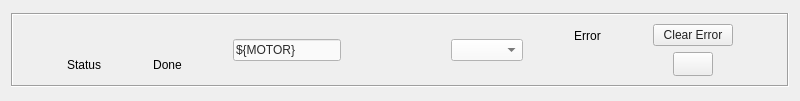
This is pcdswidgets/ui/motion/common/motor_state_mover.ui in pcdshub/pcdswidgets as Qt 5 draws it before an edit. The edited form follows.
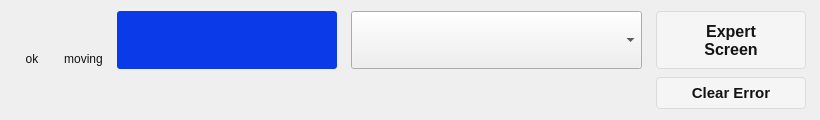
This is the edited form. Custom widgets are drawn as their Qt base class.

Commit message: ENH: redesign state mover + add expert screen (Normal/Configuration tabs)

What changed in the file:
```diff
--- a/pcdswidgets/ui/motion/common/motor_state_mover.ui
+++ b/pcdswidgets/ui/motion/common/motor_state_mover.ui
@@ -6,14 +6,26 @@
    <rect>
     <x>0</x>
     <y>0</y>
-    <width>800</width>
-    <height>101</height>
+    <width>820</width>
+    <height>120</height>
    </rect>
   </property>
   <property name="windowTitle">
    <string>Motor State Mover</string>
   </property>
   <layout class="QVBoxLayout" name="verticalLayout">
+   <property name="leftMargin">
+    <number>0</number>
+   </property>
+   <property name="topMargin">
+    <number>0</number>
+   </property>
+   <property name="rightMargin">
+    <number>0</number>
+   </property>
+   <property name="bottomMargin">
+    <number>0</number>
+   </property>
    <item>
     <widget class="QFrame" name="frame">
      <property name="sizePolicy">
@@ -23,46 +35,78 @@
       </sizepolicy>
      </property>
      <property name="frameShape">
-      <enum>QFrame::Box</enum>
+      <enum>QFrame::NoFrame</enum>
      </property>
      <property name="frameShadow">
-      <enum>QFrame::Sunken</enum>
+      <enum>QFrame::Plain</enum>
      </property>
      <property name="lineWidth">
-      <number>1</number>
-     </property>
-     <property name="midLineWidth">
       <number>0</number>
      </property>
-     <layout class="QGridLayout" name="gridLayout">
-      <item row="1" column="0">
-       <spacer name="leftSpacer">
-        <property name="orientation">
-         <enum>Qt::Horizontal</enum>
-        </property>
-        <property name="sizeHint" stdset="0">
-         <size>
-          <width>40</width>
-          <height>20</height>
-         </size>
-        </property>
-       </spacer>
-      </item>
-      <item row="1" column="1">
+     <layout class="QVBoxLayout" name="frameLayout">
+      <property name="spacing">
+       <number>8</number>
+      </property>
+      <property name="leftMargin">
+       <number>14</number>
+      </property>
+      <property name="topMargin">
+       <number>10</number>
+      </property>
+      <property name="rightMargin">
+       <number>14</number>
+      </property>
+      <property name="bottomMargin">
+       <number>10</number>
+      </property>
+      <item>
+       <layout class="QHBoxLayout" name="mainRow">
+        <property name="spacing">
+         <number>14</number>
+        </property>
+        <item alignment="Qt::AlignVCenter">
+         <widget class="QWidget" name="statusIndicatorBox" native="true">
        <layout class="QVBoxLayout" name="statusIndicatorLayout">
-        <item>
+          <property name="spacing">
+           <number>2</number>
+          </property>
+          <property name="leftMargin">
+           <number>0</number>
+          </property>
+          <property name="topMargin">
+           <number>0</number>
+          </property>
+          <property name="rightMargin">
+           <number>0</number>
+          </property>
+          <property name="bottomMargin">
+           <number>0</number>
+          </property>
+          <item alignment="Qt::AlignHCenter">
          <widget class="PyDMByteIndicator" name="statusIndicator">
+            <property name="minimumSize">
+             <size>
+              <width>36</width>
+              <height>36</height>
+             </size>
+            </property>
+            <property name="maximumSize">
+             <size>
+              <width>36</width>
+              <height>36</height>
+             </size>
+            </property>
           <property name="toolTip">
-           <string>Green when all group status PVs are OK; red if any are true.</string>
+             <string>Green when the motor status is OK; red on error.</string>
           </property>
           <property name="whatsThis">
-           <string>Combined status indicator for the motor state group.</string>
+             <string>Combined status indicator for the motor state group (STATE:ERR_RBV).</string>
           </property>
           <property name="alarmSensitiveContent">
            <bool>false</bool>
           </property>
           <property name="alarmSensitiveBorder">
-           <bool>true</bool>
+             <bool>false</bool>
           </property>
           <property name="PyDMToolTip">
            <string/>
@@ -70,6 +114,20 @@
           <property name="channel">
            <string>ca://${MOTOR}:STATE:ERR_RBV</string>
           </property>
+            <property name="onColor">
+             <color>
+              <red>255</red>
+              <green>0</green>
+              <blue>0</blue>
+             </color>
+            </property>
+            <property name="offColor">
+             <color>
+              <red>0</red>
+              <green>255</green>
+              <blue>0</blue>
+             </color>
+            </property>
           <property name="blinkOnChange">
            <bool>false</bool>
           </property>
@@ -103,8 +161,11 @@
         </item>
         <item>
          <widget class="QLabel" name="statusIndicatorLabel">
+            <property name="styleSheet">
+             <string>color: rgb(17, 17, 17); background: transparent;</string>
+            </property>
           <property name="text">
-           <string>Status</string>
+             <string>ok</string>
           </property>
           <property name="alignment">
            <set>Qt::AlignCenter</set>
@@ -112,35 +173,51 @@
          </widget>
         </item>
        </layout>
-      </item>
-      <item row="1" column="2">
-       <spacer name="spacer1">
-        <property name="orientation">
-         <enum>Qt::Horizontal</enum>
-        </property>
-        <property name="sizeHint" stdset="0">
-         <size>
-          <width>40</width>
-          <height>20</height>
-         </size>
-        </property>
-       </spacer>
-      </item>
-      <item row="1" column="3">
+         </widget>
+        </item>
+        <item alignment="Qt::AlignVCenter">
+         <widget class="QWidget" name="movingIndicatorBox" native="true">
        <layout class="QVBoxLayout" name="movingIndicatorLayout">
-        <item>
+          <property name="spacing">
+           <number>2</number>
+          </property>
+          <property name="leftMargin">
+           <number>0</number>
+          </property>
+          <property name="topMargin">
+           <number>0</number>
+          </property>
+          <property name="rightMargin">
+           <number>0</number>
+          </property>
+          <property name="bottomMargin">
+           <number>0</number>
+          </property>
+          <item alignment="Qt::AlignHCenter">
          <widget class="PyDMByteIndicator" name="movingIndicator">
+            <property name="minimumSize">
+             <size>
+              <width>36</width>
+              <height>36</height>
+             </size>
+            </property>
+            <property name="maximumSize">
+             <size>
+              <width>36</width>
+              <height>36</height>
+             </size>
+            </property>
           <property name="toolTip">
-           <string>Shows motor motion state: stopped or moving.</string>
+             <string>Blue while the motor is moving; dark when the move is done.</string>
           </property>
           <property name="whatsThis">
-           <string>Byte indicator that reflects motor movement state using BUSY_RBV.</string>
+             <string>Byte indicator that reflects motor movement state using STATE:DONE_RBV.</string>
           </property>
           <property name="alarmSensitiveContent">
            <bool>false</bool>
           </property>
           <property name="alarmSensitiveBorder">
-           <bool>true</bool>
+             <bool>false</bool>
           </property>
           <property name="PyDMToolTip">
            <string/>
@@ -148,6 +225,20 @@
           <property name="channel">
            <string>ca://${MOTOR}:STATE:DONE_RBV</string>
           </property>
+            <property name="onColor">
+             <color>
+              <red>60</red>
+              <green>60</green>
+              <blue>60</blue>
+             </color>
+            </property>
+            <property name="offColor">
+             <color>
+              <red>20</red>
+              <green>100</green>
+              <blue>239</blue>
+             </color>
+            </property>
           <property name="blinkOnChange">
            <bool>false</bool>
           </property>
@@ -181,8 +272,11 @@
         </item>
         <item>
          <widget class="QLabel" name="movingIndicatorLabel">
+            <property name="styleSheet">
+             <string>color: rgb(17, 17, 17); background: transparent;</string>
+            </property>
           <property name="text">
-           <string>Done</string>
+             <string>moving</string>
           </property>
           <property name="alignment">
            <set>Qt::AlignCenter</set>
@@ -190,184 +284,212 @@
          </widget>
         </item>
        </layout>
-      </item>
-      <item row="1" column="4">
-       <spacer name="spacer2">
-        <property name="orientation">
-         <enum>Qt::Horizontal</enum>
-        </property>
-        <property name="sizeHint" stdset="0">
-         <size>
-          <width>40</width>
-          <height>20</height>
-         </size>
-        </property>
-       </spacer>
-      </item>
-      <item row="1" column="5">
-       <widget class="PyDMLineEdit" name="deviceLabel">
-        <property name="sizePolicy">
-         <sizepolicy hsizetype="Maximum" vsizetype="Fixed">
-          <horstretch>0</horstretch>
-          <verstretch>0</verstretch>
-         </sizepolicy>
-        </property>
-        <property name="maximumSize">
-         <size>
-          <width>200</width>
-          <height>16777215</height>
-         </size>
-        </property>
-        <property name="toolTip">
-         <string>Edit the device label directly. Defaults from the base PV name.</string>
-        </property>
-        <property name="whatsThis">
-         <string>This editable field displays the device label from the base PV name and allows direct editing in the screen.</string>
-        </property>
-        <property name="styleSheet">
-         <string>color: rgb(43, 43, 43); background-color: rgb(250, 250, 250);</string>
-        </property>
-        <property name="text">
-         <string>${MOTOR}</string>
-        </property>
-        <property name="readOnly">
-         <bool>false</bool>
-        </property>
-        <property name="channel">
-         <string>ca://${MOTOR}:DEVICE_LABEL</string>
-        </property>
-       </widget>
-      </item>
-      <item row="1" column="6">
-       <spacer name="spacer3">
-        <property name="orientation">
-         <enum>Qt::Horizontal</enum>
-        </property>
-        <property name="sizeHint" stdset="0">
-         <size>
-          <width>40</width>
-          <height>20</height>
-         </size>
-        </property>
-       </spacer>
-      </item>
-      <item row="1" column="7">
+         </widget>
+        </item>
+        <item alignment="Qt::AlignVCenter">
        <widget class="PyDMLabel" name="stateReadback">
         <property name="sizePolicy">
-         <sizepolicy hsizetype="Maximum" vsizetype="Preferred">
+           <sizepolicy hsizetype="Preferred" vsizetype="Fixed">
           <horstretch>0</horstretch>
           <verstretch>0</verstretch>
          </sizepolicy>
         </property>
+          <property name="minimumSize">
+           <size>
+            <width>220</width>
+            <height>58</height>
+           </size>
+          </property>
         <property name="maximumSize">
          <size>
-          <width>300</width>
-          <height>16777215</height>
-         </size>
-        </property>
+            <width>340</width>
+            <height>58</height>
+           </size>
+          </property>
+          <property name="font">
+           <font>
+            <pointsize>22</pointsize>
+            <weight>75</weight>
+            <bold>true</bold>
+           </font>
+          </property>
         <property name="toolTip">
-         <string>Current motor state readback.</string>
+           <string>Current motor state readback (STATE:GET_RBV).</string>
         </property>
         <property name="whatsThis">
-         <string>This label displays the readback value for the selected state.</string>
+           <string>This label displays the readback value for the current state.</string>
         </property>
         <property name="styleSheet">
-         <string>color: rgb(43, 43, 43);</string>
+           <string>color: rgb(255, 255, 255); background-color: rgb(11, 58, 232); border-radius: 3px; padding: 0px 14px;</string>
+          </property>
+          <property name="alignment">
+           <set>Qt::AlignCenter</set>
         </property>
         <property name="channel">
          <string>ca://${MOTOR}:STATE:GET_RBV</string>
         </property>
        </widget>
       </item>
-      <item row="1" column="8">
-       <spacer name="spacer4">
-        <property name="orientation">
-         <enum>Qt::Horizontal</enum>
-        </property>
-        <property name="sizeHint" stdset="0">
-         <size>
-          <width>40</width>
-          <height>20</height>
-         </size>
-        </property>
-       </spacer>
-      </item>
-      <item row="1" column="9">
+        <item alignment="Qt::AlignVCenter">
        <widget class="PyDMEnumComboBox" name="stateSelector">
+          <property name="sizePolicy">
+           <sizepolicy hsizetype="Expanding" vsizetype="Fixed">
+            <horstretch>1</horstretch>
+            <verstretch>0</verstretch>
+           </sizepolicy>
+          </property>
+          <property name="minimumSize">
+           <size>
+            <width>200</width>
+            <height>58</height>
+           </size>
+          </property>
+          <property name="maximumSize">
+           <size>
+            <width>16777215</width>
+            <height>58</height>
+           </size>
+          </property>
+          <property name="font">
+           <font>
+            <pointsize>18</pointsize>
+           </font>
+          </property>
         <property name="toolTip">
-         <string>Select the desired motor state.</string>
+           <string>Select the desired motor state (writes STATE:SET).</string>
         </property>
         <property name="whatsThis">
          <string>This dropdown writes the selected state to the setpoint PV.</string>
         </property>
         <property name="styleSheet">
-         <string>color: rgb(43, 43, 43); background-color: rgb(250, 250, 250);</string>
+           <string>PyDMEnumComboBox {
+    color: rgb(120, 120, 120);
+    background-color: rgb(255, 255, 255);
+    border: 2px solid rgb(42, 91, 215);
+    border-radius: 3px;
+    padding-left: 10px;
+}
+PyDMEnumComboBox::drop-down {
+    width: 26px;
+    border-left: 1px solid rgb(208, 208, 208);
+}
+PyDMEnumComboBox::down-arrow {
+    image: none;
+    border-left: 5px solid transparent;
+    border-right: 5px solid transparent;
+    border-top: 7px solid rgb(154, 154, 154);
+    margin-right: 8px;
+}</string>
         </property>
         <property name="channel">
          <string>ca://${MOTOR}:STATE:SET</string>
         </property>
        </widget>
       </item>
-      <item row="1" column="10">
-       <spacer name="spacer5">
-        <property name="orientation">
-         <enum>Qt::Horizontal</enum>
-        </property>
-        <property name="sizeHint" stdset="0">
-         <size>
-          <width>40</width>
-          <height>20</height>
-         </size>
-        </property>
-       </spacer>
-      </item>
-      <item row="1" column="11">
-       <layout class="QVBoxLayout" name="errorLayout">
-        <item alignment="Qt::AlignHCenter">
-         <widget class="QLabel" name="errorLabel">
+        <item alignment="Qt::AlignVCenter">
+         <widget class="PyDMRelatedDisplayButton" name="expertScreenButton">
           <property name="sizePolicy">
-           <sizepolicy hsizetype="Fixed" vsizetype="Preferred">
+           <sizepolicy hsizetype="Fixed" vsizetype="Fixed">
             <horstretch>0</horstretch>
             <verstretch>0</verstretch>
            </sizepolicy>
           </property>
+          <property name="minimumSize">
+           <size>
+            <width>150</width>
+            <height>58</height>
+           </size>
+          </property>
+          <property name="maximumSize">
+           <size>
+            <width>150</width>
+            <height>58</height>
+           </size>
+          </property>
+          <property name="font">
+           <font>
+            <pointsize>12</pointsize>
+            <weight>75</weight>
+            <bold>true</bold>
+           </font>
+          </property>
+          <property name="toolTip">
+           <string>Open the expert screen (Normal + Configuration tabs).</string>
+          </property>
+          <property name="whatsThis">
+           <string>Opens motor_state_mover_expert.ui, forwarding the MOTOR, STATE_COUNT and MOTOR_TOKENS macros.</string>
+          </property>
+          <property name="styleSheet">
+           <string>color: rgb(20, 20, 20); background-color: rgb(245, 245, 245); border: 1px solid rgb(219, 219, 219); border-radius: 4px;</string>
+          </property>
           <property name="text">
-           <string>Error</string>
+           <string>Expert
+Screen</string>
           </property>
-          <property name="alignment">
-           <set>Qt::AlignCenter</set>
+          <property name="showIcon">
+           <bool>false</bool>
+          </property>
+          <property name="openInNewWindow">
+           <bool>true</bool>
+          </property>
+          <property name="filenames">
+           <stringlist>
+            <string>motor_state_mover_expert.py</string>
+           </stringlist>
           </property>
          </widget>
         </item>
-        <item alignment="Qt::AlignHCenter">
+       </layout>
+      </item>
+      <item>
+       <layout class="QHBoxLayout" name="statusRow">
+        <property name="spacing">
+         <number>10</number>
+        </property>
+        <item alignment="Qt::AlignVCenter">
          <widget class="PyDMLabel" name="errorStatus">
           <property name="sizePolicy">
-           <sizepolicy hsizetype="Fixed" vsizetype="Preferred">
+           <sizepolicy hsizetype="Expanding" vsizetype="Fixed">
             <horstretch>0</horstretch>
             <verstretch>0</verstretch>
            </sizepolicy>
           </property>
+          <property name="minimumSize">
+           <size>
+            <width>0</width>
+            <height>32</height>
+           </size>
+          </property>
+          <property name="maximumSize">
+           <size>
+            <width>16777215</width>
+            <height>32</height>
+           </size>
+          </property>
+          <property name="font">
+           <font>
+            <pointsize>11</pointsize>
+           </font>
+          </property>
           <property name="toolTip">
-           <string>Readback of the current error ID.</string>
+           <string>Current motor state/error message (STATE:ERRID_RBV).</string>
           </property>
           <property name="whatsThis">
-           <string>Shows the current motor error identifier.</string>
+           <string>Shows the current motor state/error description string.</string>
           </property>
           <property name="styleSheet">
-           <string>color: rgb(43, 43, 43);</string>
+           <string>color: rgb(125, 125, 125); background: transparent;</string>
           </property>
           <property name="alignment">
-           <set>Qt::AlignCenter</set>
+           <set>Qt::AlignLeft|Qt::AlignVCenter</set>
           </property>
           <property name="channel">
            <string>ca://${MOTOR}:STATE:ERRID_RBV</string>
           </property>
          </widget>
         </item>
-       </layout>
-      </item>
-      <item row="1" column="12">
-       <spacer name="spacer6">
+        <item>
+         <spacer name="statusSpacer">
         <property name="orientation">
          <enum>Qt::Horizontal</enum>
         </property>
@@ -379,9 +501,7 @@
         </property>
        </spacer>
       </item>
-      <item row="1" column="13">
-       <layout class="QVBoxLayout" name="controlsLayout">
-        <item>
+        <item alignment="Qt::AlignVCenter">
          <widget class="PyDMPushButton" name="clearErrorButton">
           <property name="sizePolicy">
            <sizepolicy hsizetype="Fixed" vsizetype="Fixed">
@@ -389,14 +509,33 @@
             <verstretch>0</verstretch>
            </sizepolicy>
           </property>
+          <property name="minimumSize">
+           <size>
+            <width>150</width>
+            <height>32</height>
+           </size>
+          </property>
+          <property name="maximumSize">
+           <size>
+            <width>150</width>
+            <height>32</height>
+           </size>
+          </property>
+          <property name="font">
+           <font>
+            <pointsize>11</pointsize>
+            <weight>75</weight>
+            <bold>true</bold>
+           </font>
+          </property>
           <property name="toolTip">
-           <string>Clear the current motor error.</string>
+           <string>Clear the current motor error (writes STATE:RESET).</string>
           </property>
           <property name="whatsThis">
            <string>Writes a reset value to clear the motor error state.</string>
           </property>
           <property name="styleSheet">
-           <string>color: rgb(34, 34, 34); background-color: rgb(238, 238, 238);</string>
+           <string>color: rgb(20, 20, 20); background-color: rgb(245, 245, 245); border: 1px solid rgb(219, 219, 219); border-radius: 4px;</string>
           </property>
           <property name="text">
            <string>Clear Error</string>
@@ -409,43 +548,8 @@
           </property>
          </widget>
         </item>
-        <item alignment="Qt::AlignHCenter">
-         <widget class="PyDMShellCommand" name="expertScreenButton">
-          <property name="sizePolicy">
-           <sizepolicy hsizetype="Fixed" vsizetype="Fixed">
-            <horstretch>0</horstretch>
-            <verstretch>0</verstretch>
-           </sizepolicy>
-          </property>
-          <property name="toolTip">
-           <string>Open the expert screen.</string>
-          </property>
-          <property name="whatsThis">
-           <string>Expert screen button uses a shell command widget and shows the gear icon.</string>
-          </property>
-          <property name="styleSheet">
-           <string>min-width: 30px; min-height: 22px; max-height: 22px;</string>
-          </property>
-          <property name="text">
-           <string/>
-          </property>
-         </widget>
-        </item>
        </layout>
       </item>
-      <item row="1" column="14">
-       <spacer name="rightSpacer">
-        <property name="orientation">
-         <enum>Qt::Horizontal</enum>
-        </property>
-        <property name="sizeHint" stdset="0">
-         <size>
-          <width>40</width>
-          <height>20</height>
-         </size>
-        </property>
-       </spacer>
-      </item>
      </layout>
     </widget>
    </item>
@@ -467,20 +571,15 @@
    <extends>QComboBox</extends>
    <header>pydm.widgets.enum_combo_box</header>
   </customwidget>
-  <customwidget>
-   <class>PyDMLineEdit</class>
-   <extends>QLineEdit</extends>
-   <header>pydm.widgets.line_edit</header>
-  </customwidget>
   <customwidget>
    <class>PyDMPushButton</class>
    <extends>QPushButton</extends>
    <header>pydm.widgets.pushbutton</header>
   </customwidget>
   <customwidget>
-   <class>PyDMShellCommand</class>
+   <class>PyDMRelatedDisplayButton</class>
    <extends>QPushButton</extends>
-   <header>pydm.widgets.shell_command</header>
+   <header>pydm.widgets.related_display_button</header>
   </customwidget>
  </customwidgets>
  <resources/>
```
Lines whose indentation alone changed are shown as unchanged. The commit also changes 6 other files.
